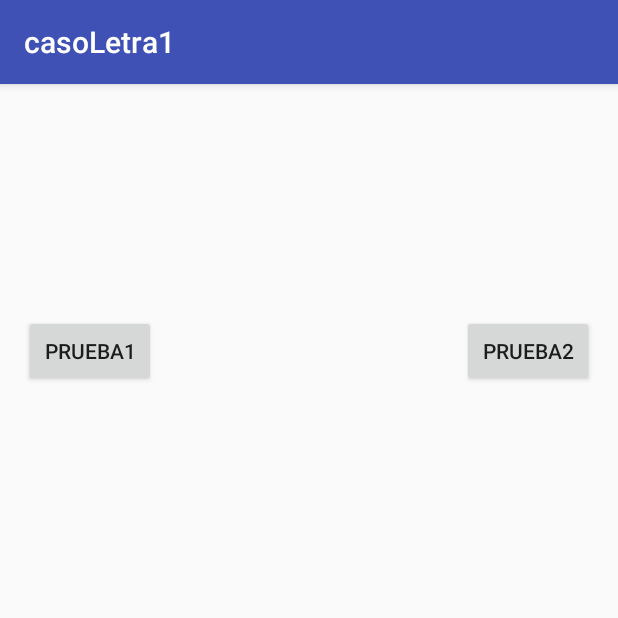
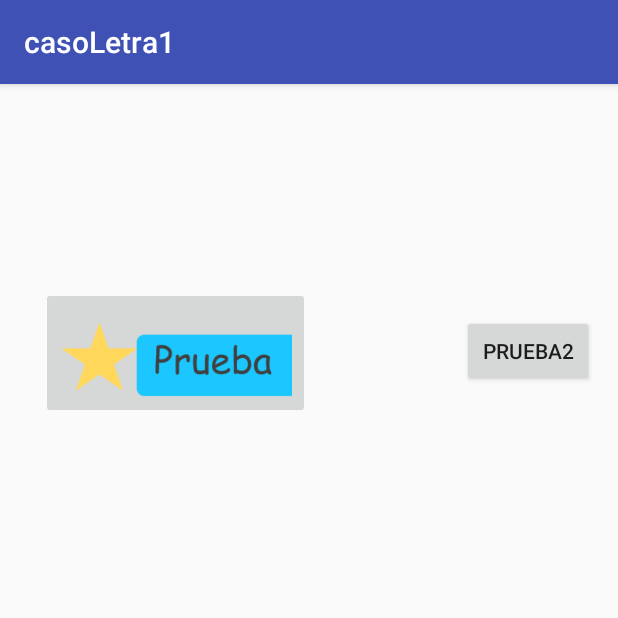
Before and after one commit to Esteban201483/CodigoAndroid, an Android app: the casoLetra1 screen opened directly, with no data from a screen before it, on a phone screen of 412 x 824 dp, the top half of it. Run offline under Robolectric (Android 15) with nearby library versions, the phone set to English and light mode, and no system bars.

Commit message:
ImageButtons

```diff
--- a/app/src/main/res/layout/content_caso_letra1.xml
+++ b/app/src/main/res/layout/content_caso_letra1.xml
@@ -22,16 +22,6 @@
         <Button
             android:layout_width="wrap_content"
             android:layout_height="wrap_content"
-            android:text="Prueba1"
-            android:id="@+id/btnPrueba1"
-            android:layout_alignTop="@+id/btnPrueba2"
-            android:layout_alignParentLeft="true"
-            android:layout_alignParentStart="true"
-            android:onClick="sonidoPalabraPrueba1" />
-
-        <Button
-            android:layout_width="wrap_content"
-            android:layout_height="wrap_content"
             android:text="Prueba2"
             android:id="@+id/btnPrueba2"
             android:layout_marginTop="138dp"
@@ -39,5 +29,20 @@
             android:layout_alignParentRight="true"
             android:layout_alignParentEnd="true"
             android:onClick="sonidoPalabraPrueba2" />
+
+        <ImageButton
+            android:id="@+id/imageButton"
+            android:layout_width="179dp"
+            android:layout_height="88dp"
+            android:layout_alignBottom="@+id/btnPrueba2"
+            android:layout_alignParentStart="true"
+            android:layout_alignParentLeft="true"
+            android:layout_marginStart="11dp"
+            android:layout_marginLeft="11dp"
+            android:layout_marginBottom="-21dp"
+            android:contextClickable="false"
+            android:onClick="sonidoPalabraPrueba1"
+            android:scaleType="centerCrop"
+            android:src="@drawable/prueba1" />
     </RelativeLayout>
 </RelativeLayout>
```
Also changed, not shown: app/src/main/ic_prueba-web.png (added), app/src/main/res/drawable/prueba1.png (added).
